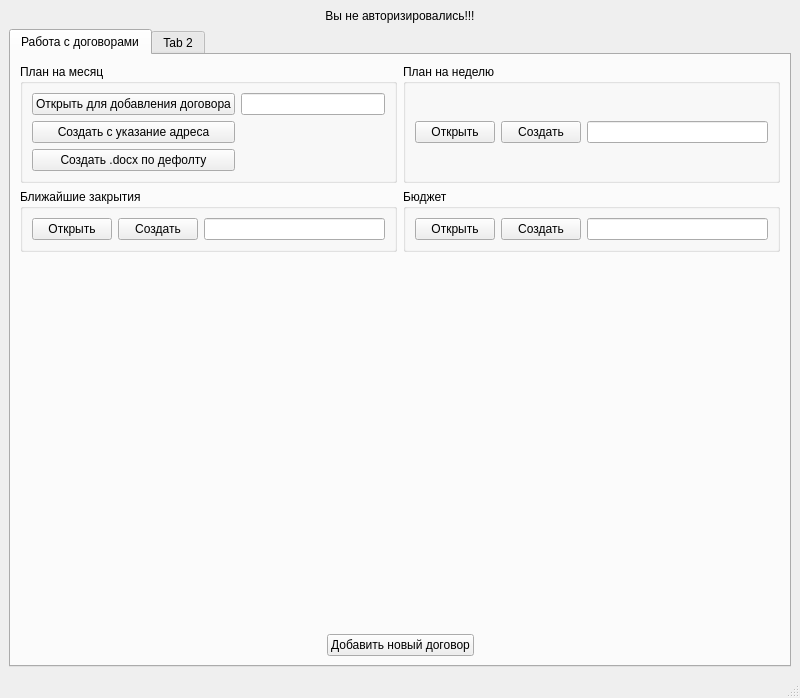
The window that prilogenie/workwindow.ui (parlamentyor/auto_correct_plan) describes before a commit, drawn with Qt 5.
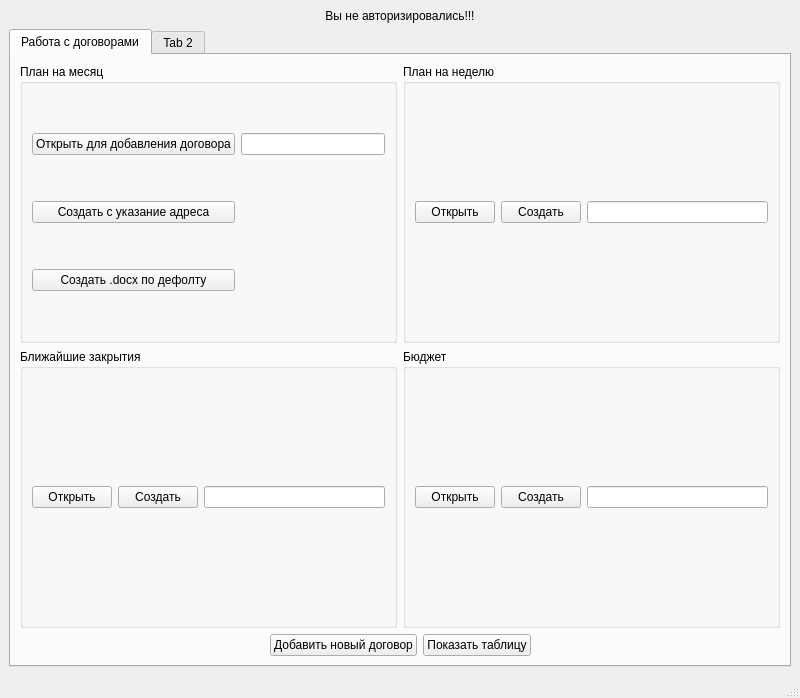
The same window after the commit.

The edit to the form file:
```diff
--- a/prilogenie/workwindow.ui
+++ b/prilogenie/workwindow.ui
@@ -155,17 +155,7 @@
          </layout>
         </item>
         <item>
-         <spacer name="verticalSpacer">
-          <property name="orientation">
-           <enum>Qt::Vertical</enum>
-          </property>
-          <property name="sizeHint" stdset="0">
-           <size>
-            <width>20</width>
-            <height>322</height>
-           </size>
-          </property>
-         </spacer>
+         <layout class="QHBoxLayout" name="horizontalLayout_4"/>
         </item>
         <item>
          <layout class="QHBoxLayout" name="horizontalLayout_3">
@@ -189,6 +179,13 @@
             </property>
            </widget>
           </item>
+          <item>
+           <widget class="QPushButton" name="pushButton">
+            <property name="text">
+             <string>Показать таблицу</string>
+            </property>
+           </widget>
+          </item>
           <item>
            <spacer name="horizontalSpacer_2">
             <property name="orientation">
```
